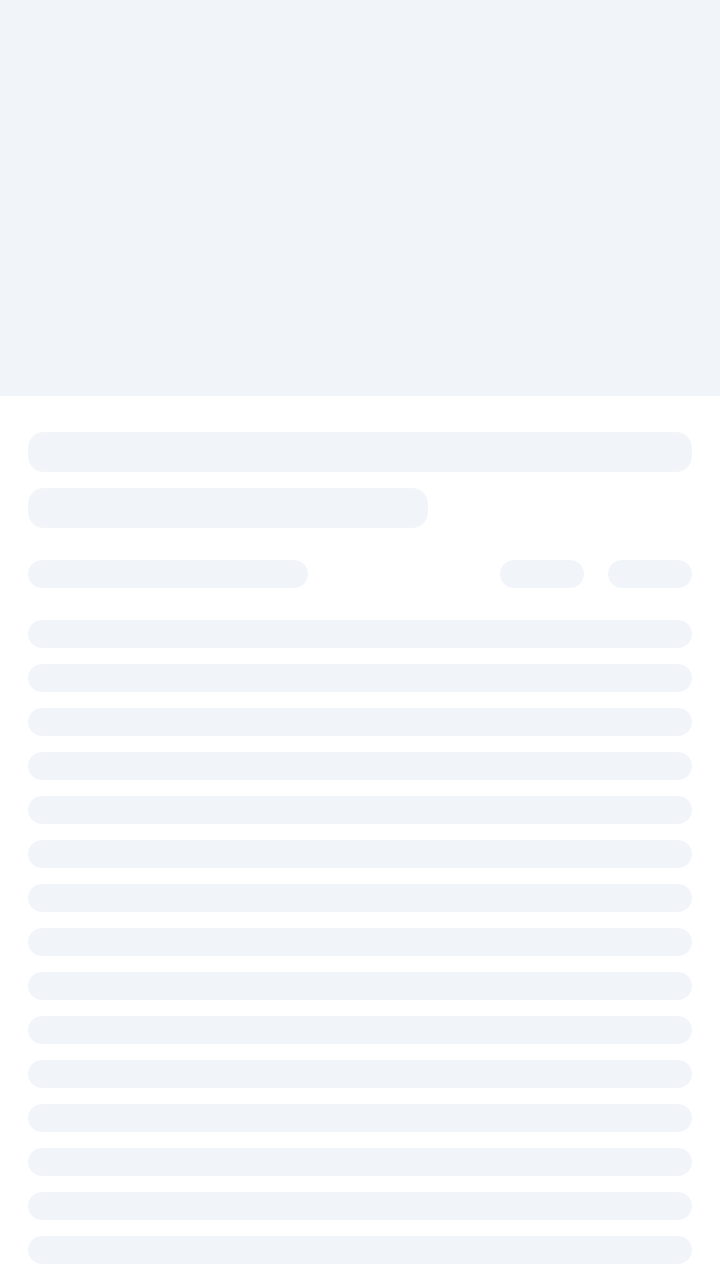
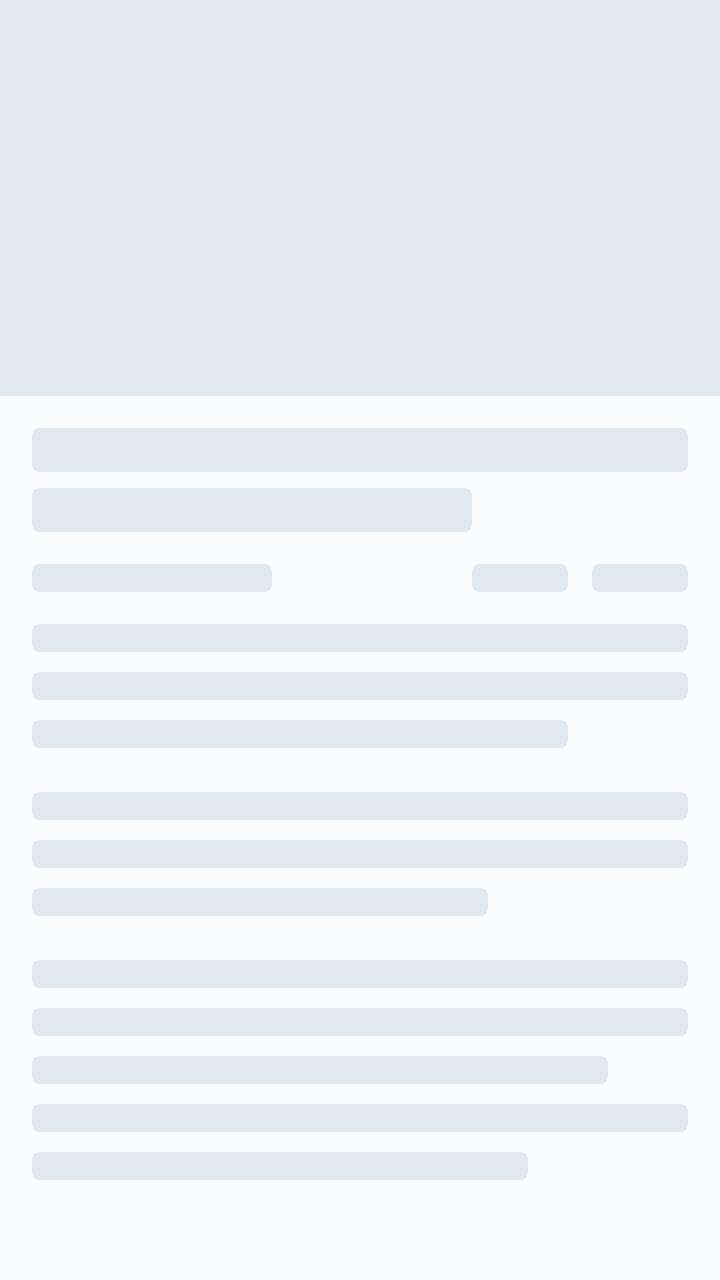

Screens rendered from an Android XML layout before and after an edit, with the pre-edit source and the edit as a unified diff.
<!-- AndroidManifest.xml: application theme AppTheme -->
<!-- res/layout/shimmer_post_detail.xml -->
<?xml version="1.0" encoding="utf-8"?>
<LinearLayout xmlns:android="http://schemas.android.com/apk/res/android"
    xmlns:app="http://schemas.android.com/apk/res-auto"
    android:layout_width="match_parent"
    android:layout_height="wrap_content"
    android:background="@color/color_white"
    android:orientation="vertical">

    <androidx.constraintlayout.widget.ConstraintLayout
        android:layout_width="match_parent"
        android:layout_height="wrap_content">

        <RelativeLayout
            android:layout_width="0dp"
            android:layout_height="0dp"
            app:layout_constraintDimensionRatio="@string/post_large_dimension_ratio"
            app:layout_constraintLeft_toLeftOf="parent"
            app:layout_constraintRight_toRightOf="parent"
            app:layout_constraintTop_toTopOf="parent">

            <View
                android:layout_width="match_parent"
                android:layout_height="match_parent"
                android:background="@color/color_grey_soft" />

        </RelativeLayout>

    </androidx.constraintlayout.widget.ConstraintLayout>

    <LinearLayout
        android:layout_width="match_parent"
        android:layout_height="wrap_content"
        android:layout_marginLeft="14dp"
        android:layout_marginTop="18dp"
        android:layout_marginRight="14dp"
        android:orientation="vertical">

        <View
            android:layout_width="match_parent"
            android:layout_height="20dp"
            android:background="@drawable/bg_shimmer" />

        <View
            android:layout_width="200dp"
            android:layout_height="20dp"
            android:layout_marginTop="8dp"
            android:background="@drawable/bg_shimmer" />

        <LinearLayout
            android:layout_width="match_parent"
            android:layout_height="wrap_content"
            android:layout_marginTop="16dp"
            android:gravity="center_vertical"
            android:orientation="horizontal">

            <View
                android:layout_width="140dp"
                android:layout_height="14dp"
                android:background="@drawable/bg_shimmer" />

            <View
                android:layout_width="0dp"
                android:layout_height="0dp"
                android:layout_weight="1"
                android:visibility="visible" />

            <LinearLayout
                android:layout_width="wrap_content"
                android:layout_height="wrap_content"
                android:layout_gravity="center_horizontal"
                android:layout_marginStart="8dp"
                android:layout_marginLeft="8dp"
                android:orientation="horizontal">

                <View
                    android:layout_width="42dp"
                    android:layout_height="14dp"
                    android:background="@drawable/bg_shimmer" />

                <View
                    android:layout_width="12dp"
                    android:layout_height="0dp" />

                <View
                    android:layout_width="42dp"
                    android:layout_height="14dp"
                    android:background="@drawable/bg_shimmer" />

            </LinearLayout>

        </LinearLayout>

    </LinearLayout>

    <LinearLayout
        android:layout_width="match_parent"
        android:layout_height="match_parent"
        android:layout_marginLeft="14dp"
        android:layout_marginTop="16dp"
        android:layout_marginRight="14dp"
        android:orientation="vertical">

        <View
            android:layout_width="match_parent"
            android:layout_height="14dp"
            android:layout_marginBottom="8dp"
            android:background="@drawable/bg_shimmer" />

        <View
            android:layout_width="match_parent"
            android:layout_height="14dp"
            android:layout_marginBottom="8dp"
            android:background="@drawable/bg_shimmer" />

        <View
            android:layout_width="match_parent"
            android:layout_height="14dp"
            android:layout_marginBottom="8dp"
            android:background="@drawable/bg_shimmer" />

        <View
            android:layout_width="match_parent"
            android:layout_height="14dp"
            android:layout_marginBottom="8dp"
            android:background="@drawable/bg_shimmer" />

        <View
            android:layout_width="match_parent"
            android:layout_height="14dp"
            android:layout_marginBottom="8dp"
            android:background="@drawable/bg_shimmer" />

        <View
            android:layout_width="match_parent"
            android:layout_height="14dp"
            android:layout_marginBottom="8dp"
            android:background="@drawable/bg_shimmer" />

        <View
            android:layout_width="match_parent"
            android:layout_height="14dp"
            android:layout_marginBottom="8dp"
            android:background="@drawable/bg_shimmer" />

        <View
            android:layout_width="match_parent"
            android:layout_height="14dp"
            android:layout_marginBottom="8dp"
            android:background="@drawable/bg_shimmer" />

        <View
            android:layout_width="match_parent"
            android:layout_height="14dp"
            android:layout_marginBottom="8dp"
            android:background="@drawable/bg_shimmer" />

        <View
            android:layout_width="match_parent"
            android:layout_height="14dp"
            android:layout_marginBottom="8dp"
            android:background="@drawable/bg_shimmer" />

        <View
            android:layout_width="match_parent"
            android:layout_height="14dp"
            android:layout_marginBottom="8dp"
            android:background="@drawable/bg_shimmer" />

        <View
            android:layout_width="match_parent"
            android:layout_height="14dp"
            android:layout_marginBottom="8dp"
            android:background="@drawable/bg_shimmer" />

        <View
            android:layout_width="match_parent"
            android:layout_height="14dp"
            android:layout_marginBottom="8dp"
            android:background="@drawable/bg_shimmer" />

        <View
            android:layout_width="match_parent"
            android:layout_height="14dp"
            android:layout_marginBottom="8dp"
            android:background="@drawable/bg_shimmer" />

        <View
            android:layout_width="match_parent"
            android:layout_height="14dp"
            android:layout_marginBottom="8dp"
            android:background="@drawable/bg_shimmer" />

        <View
            android:layout_width="match_parent"
            android:layout_height="14dp"
            android:layout_marginBottom="8dp"
            android:background="@drawable/bg_shimmer" />

        <View
            android:layout_width="match_parent"
            android:layout_height="14dp"
            android:layout_marginBottom="8dp"
            android:background="@drawable/bg_shimmer" />

        <View
            android:layout_width="match_parent"
            android:layout_height="14dp"
            android:layout_marginBottom="8dp"
            android:background="@drawable/bg_shimmer" />

        <View
            android:layout_width="match_parent"
            android:layout_height="14dp"
            android:layout_marginBottom="8dp"
            android:background="@drawable/bg_shimmer" />

        <View
            android:layout_width="match_parent"
            android:layout_height="14dp"
            android:layout_marginBottom="8dp"
            android:background="@drawable/bg_shimmer" />

        <View
            android:layout_width="match_parent"
            android:layout_height="14dp"
            android:layout_marginBottom="8dp"
            android:background="@drawable/bg_shimmer" />

        <View
            android:layout_width="match_parent"
            android:layout_height="14dp"
            android:layout_marginBottom="8dp"
            android:background="@drawable/bg_shimmer" />

        <View
            android:layout_width="match_parent"
            android:layout_height="14dp"
            android:layout_marginBottom="8dp"
            android:background="@drawable/bg_shimmer" />

    </LinearLayout>

</LinearLayout>
<!-- resources referenced by this layout -->
<resources>
  <color name="color_grey_soft">#F1F5F9</color>
  <color name="color_white">#FFFFFF</color>
  <!-- drawable bg_shimmer (drawable) -->
  <?xml version="1.0" encoding="utf-8"?>
  <shape xmlns:android="http://schemas.android.com/apk/res/android">
      <solid android:color="@color/color_grey_soft" />
      <corners android:radius="8dp" />
  </shape>
  <string name="post_large_dimension_ratio">H,2:1.1</string>
  <style name="AppTheme" parent="BaseTheme" />
  <color name="color_light_primary">#635BFF</color>
  <color name="color_light_status_bar">#635BFF</color>
  <color name="color_light_accent">#06B6D4</color>
  <color name="color_light_background">#F8FAFC</color>
  <style name="MyBottomNavigationView.Light" parent="Widget.Material3.BottomNavigationView">
          <item name="itemTextAppearanceActive">@style/BottomNavigationView.TextAppearance.Active</item>
          <item name="itemTextAppearanceInactive">@style/BottomNavigationView.TextAppearance.Active</item>
          <item name="backgroundTint">@null</item>
          <item name="itemActiveIndicatorStyle">@style/BottomNavigationView.Light.ActiveIndicator</item>
          <item name="itemPaddingTop">12dp</item>
          <item name="itemPaddingBottom">16dp</item>
          <item name="android:minHeight">80dp</item>
      </style>
  <style name="Material3AlertDialogDefault" parent="ThemeOverlay.Material3.MaterialAlertDialog">
          <item name="colorPrimary">@color/color_light_accent</item>
          <item name="backgroundTint">@color/color_light_background</item>
          <item name="colorSurface">@color/color_light_background</item>
          <item name="materialAlertDialogBodyTextStyle">@style/MaterialAlertDialog.App.Content.Text</item>
          <item name="buttonBarPositiveButtonStyle">@style/Widget.App.Button.Default</item>
          <item name="buttonBarNegativeButtonStyle">@style/Widget.App.Button.Default</item>
      </style>
  <style name="BottomNavigationView.TextAppearance.Active" parent="TextAppearance.MaterialComponents.Caption">
          <item name="android:textSize">15sp</item>
          <item name="android:textStyle">bold</item>
          <item name="fontFamily">@font/custom_font</item>
      </style>
  <style name="BottomNavigationView.Light.ActiveIndicator" parent="">
          <item name="android:width">64dp</item>
          <item name="android:height">32dp</item>
          <item name="marginHorizontal">4dp</item>
          <item name="shapeAppearance">@style/ShapeAppearance.Material3.Corner.Full</item>
          <item name="android:color">@color/color_light_active_indicator</item>
      </style>
  <style name="MaterialAlertDialog.App.Content.Text" parent="MaterialAlertDialog.Material3.Body.Text">
          <item name="android:textAppearance">?attr/textAppearanceBodyLarge</item>
      </style>
  <style name="Widget.App.Button.Default" parent="Widget.Material3.Button.TextButton.Dialog">
          <item name="android:textColor">@color/color_light_primary</item>
          <item name="android:textStyle">bold</item>
          <item name="android:textSize">@dimen/title_size_medium</item>
      </style>
  <color name="color_light_active_indicator">#EEF2FF</color>
  <dimen name="title_size_medium">16sp</dimen>
  <!-- unchanged entries left out for length: 1 -->
</resources>

<!-- the commit's change to res/layout/shimmer_post_detail.xml (unified diff, before → after) -->
@@ -3,90 +3,73 @@
     xmlns:app="http://schemas.android.com/apk/res-auto"
     android:layout_width="match_parent"
     android:layout_height="wrap_content"
-    android:background="@color/color_white"
+    android:background="@android:color/transparent"
     android:orientation="vertical">
 
     <androidx.constraintlayout.widget.ConstraintLayout
         android:layout_width="match_parent"
         android:layout_height="wrap_content">
 
-        <RelativeLayout
+        <View
             android:layout_width="0dp"
             android:layout_height="0dp"
+            android:background="@drawable/bg_shimmer"
             app:layout_constraintDimensionRatio="@string/post_large_dimension_ratio"
             app:layout_constraintLeft_toLeftOf="parent"
             app:layout_constraintRight_toRightOf="parent"
-            app:layout_constraintTop_toTopOf="parent">
-
-            <View
-                android:layout_width="match_parent"
-                android:layout_height="match_parent"
-                android:background="@color/color_grey_soft" />
-
-        </RelativeLayout>
+            app:layout_constraintTop_toTopOf="parent" />
 
     </androidx.constraintlayout.widget.ConstraintLayout>
 
     <LinearLayout
         android:layout_width="match_parent"
         android:layout_height="wrap_content"
-        android:layout_marginLeft="14dp"
-        android:layout_marginTop="18dp"
-        android:layout_marginRight="14dp"
+        android:layout_marginStart="@dimen/spacing_large"
+        android:layout_marginTop="@dimen/spacing_large"
+        android:layout_marginEnd="@dimen/spacing_large"
         android:orientation="vertical">
 
         <View
             android:layout_width="match_parent"
-            android:layout_height="20dp"
-            android:background="@drawable/bg_shimmer" />
+            android:layout_height="22dp"
+            android:background="@drawable/bg_shimmer_text" />
 
         <View
-            android:layout_width="200dp"
-            android:layout_height="20dp"
+            android:layout_width="220dp"
+            android:layout_height="22dp"
             android:layout_marginTop="8dp"
-            android:background="@drawable/bg_shimmer" />
+            android:background="@drawable/bg_shimmer_text" />
 
         <LinearLayout
             android:layout_width="match_parent"
             android:layout_height="wrap_content"
-            android:layout_marginTop="16dp"
+            android:layout_marginTop="@dimen/spacing_large"
             android:gravity="center_vertical"
             android:orientation="horizontal">
 
             <View
-                android:layout_width="140dp"
+                android:layout_width="120dp"
                 android:layout_height="14dp"
-                android:background="@drawable/bg_shimmer" />
+                android:background="@drawable/bg_shimmer_text" />
 
             <View
                 android:layout_width="0dp"
                 android:layout_height="0dp"
-                android:layout_weight="1"
-                android:visibility="visible" />
+                android:layout_weight="1" />
 
-            <LinearLayout
-                android:layout_width="wrap_content"
-                android:layout_height="wrap_content"
-                android:layout_gravity="center_horizontal"
-                android:layout_marginStart="8dp"
-                android:layout_marginLeft="8dp"
-                android:orientation="horizontal">
+            <View
+                android:layout_width="48dp"
+                android:layout_height="14dp"
+                android:background="@drawable/bg_shimmer_text" />
 
-                <View
-                    android:layout_width="42dp"
-                    android:layout_height="14dp"
-                    android:background="@drawable/bg_shimmer" />
+            <View
+                android:layout_width="12dp"
+                android:layout_height="0dp" />
 
-                <View
-                    android:layout_width="12dp"
-                    android:layout_height="0dp" />
-
-                <View
-                    android:layout_width="42dp"
-                    android:layout_height="14dp"
-                    android:background="@drawable/bg_shimmer" />
-
-            </LinearLayout>
+            <View
+                android:layout_width="48dp"
+                android:layout_height="14dp"
+                android:background="@drawable/bg_shimmer_text" />
 
         </LinearLayout>
 
@@ -94,149 +77,83 @@
 
     <LinearLayout
         android:layout_width="match_parent"
-        android:layout_height="match_parent"
-        android:layout_marginLeft="14dp"
-        android:layout_marginTop="16dp"
-        android:layout_marginRight="14dp"
+        android:layout_height="wrap_content"
+        android:layout_marginStart="@dimen/spacing_large"
+        android:layout_marginTop="@dimen/spacing_large"
+        android:layout_marginEnd="@dimen/spacing_large"
         android:orientation="vertical">
 
         <View
             android:layout_width="match_parent"
             android:layout_height="14dp"
-            android:layout_marginBottom="8dp"
-            android:background="@drawable/bg_shimmer" />
+            android:layout_marginBottom="10dp"
+            android:background="@drawable/bg_shimmer_text" />
 
         <View
             android:layout_width="match_parent"
             android:layout_height="14dp"
-            android:layout_marginBottom="8dp"
-            android:background="@drawable/bg_shimmer" />
+            android:layout_marginBottom="10dp"
+            android:background="@drawable/bg_shimmer_text" />
 
         <View
             android:layout_width="match_parent"
             android:layout_height="14dp"
-            android:layout_marginBottom="8dp"
-            android:background="@drawable/bg_shimmer" />
+            android:layout_marginBottom="10dp"
+            android:layout_marginEnd="60dp"
+            android:background="@drawable/bg_shimmer_text" />
 
         <View
             android:layout_width="match_parent"
             android:layout_height="14dp"
-            android:layout_marginBottom="8dp"
-            android:background="@drawable/bg_shimmer" />
+            android:layout_marginTop="12dp"
+            android:layout_marginBottom="10dp"
+            android:background="@drawable/bg_shimmer_text" />
 
         <View
             android:layout_width="match_parent"
             android:layout_height="14dp"
-            android:layout_marginBottom="8dp"
-            android:background="@drawable/bg_shimmer" />
+            android:layout_marginBottom="10dp"
+            android:background="@drawable/bg_shimmer_text" />
 
         <View
             android:layout_width="match_parent"
             android:layout_height="14dp"
-            android:layout_marginBottom="8dp"
-            android:background="@drawable/bg_shimmer" />
+            android:layout_marginBottom="10dp"
+            android:layout_marginEnd="100dp"
+            android:background="@drawable/bg_shimmer_text" />
 
         <View
             android:layout_width="match_parent"
             android:layout_height="14dp"
-            android:layout_marginBottom="8dp"
-            android:background="@drawable/bg_shimmer" />
+            android:layout_marginTop="12dp"
+            android:layout_marginBottom="10dp"
+            android:background="@drawable/bg_shimmer_text" />
 
         <View
             android:layout_width="match_parent"
             android:layout_height="14dp"
-            android:layout_marginBottom="8dp"
-            android:background="@drawable/bg_shimmer" />
+            android:layout_marginBottom="10dp"
+            android:background="@drawable/bg_shimmer_text" />
 
         <View
             android:layout_width="match_parent"
             android:layout_height="14dp"
-            android:layout_marginBottom="8dp"
-            android:background="@drawable/bg_shimmer" />
+            android:layout_marginBottom="10dp"
+            android:layout_marginEnd="40dp"
+            android:background="@drawable/bg_shimmer_text" />
 
         <View
             android:layout_width="match_parent"
             android:layout_height="14dp"
-            android:layout_marginBottom="8dp"
-            android:background="@drawable/bg_shimmer" />
+            android:layout_marginBottom="10dp"
+            android:background="@drawable/bg_shimmer_text" />
 
         <View
             android:layout_width="match_parent"
             android:layout_height="14dp"
-            android:layout_marginBottom="8dp"
-            android:background="@drawable/bg_shimmer" />
-
-        <View
-            android:layout_width="match_parent"
-            android:layout_height="14dp"
-            android:layout_marginBottom="8dp"
-            android:background="@drawable/bg_shimmer" />
-
-        <View
-            android:layout_width="match_parent"
-            android:layout_height="14dp"
-            android:layout_marginBottom="8dp"
-            android:background="@drawable/bg_shimmer" />
-
-        <View
-            android:layout_width="match_parent"
-            android:layout_height="14dp"
-            android:layout_marginBottom="8dp"
-            android:background="@drawable/bg_shimmer" />
-
-        <View
-            android:layout_width="match_parent"
-            android:layout_height="14dp"
-            android:layout_marginBottom="8dp"
-            android:background="@drawable/bg_shimmer" />
-
-        <View
-            android:layout_width="match_parent"
-            android:layout_height="14dp"
-            android:layout_marginBottom="8dp"
-            android:background="@drawable/bg_shimmer" />
-
-        <View
-            android:layout_width="match_parent"
-            android:layout_height="14dp"
-            android:layout_marginBottom="8dp"
-            android:background="@drawable/bg_shimmer" />
-
-        <View
-            android:layout_width="match_parent"
-            android:layout_height="14dp"
-            android:layout_marginBottom="8dp"
-            android:background="@drawable/bg_shimmer" />
-
-        <View
-            android:layout_width="match_parent"
-            android:layout_height="14dp"
-            android:layout_marginBottom="8dp"
-            android:background="@drawable/bg_shimmer" />
-
-        <View
-            android:layout_width="match_parent"
-            android:layout_height="14dp"
-            android:layout_marginBottom="8dp"
-            android:background="@drawable/bg_shimmer" />
-
-        <View
-            android:layout_width="match_parent"
-            android:layout_height="14dp"
-            android:layout_marginBottom="8dp"
-            android:background="@drawable/bg_shimmer" />
-
-        <View
-            android:layout_width="match_parent"
-            android:layout_height="14dp"
-            android:layout_marginBottom="8dp"
-            android:background="@drawable/bg_shimmer" />
-
-        <View
-            android:layout_width="match_parent"
-            android:layout_height="14dp"
-            android:layout_marginBottom="8dp"
-            android:background="@drawable/bg_shimmer" />
+            android:layout_marginBottom="10dp"
+            android:layout_marginEnd="80dp"
+            android:background="@drawable/bg_shimmer_text" />
 
     </LinearLayout>
 
<!-- resource entries referenced after the edit -->
@@ -1,27 +1,34 @@
 <!-- resources referenced by this layout -->
 <resources>
-  <color name="color_grey_soft">#F1F5F9</color>
-  <color name="color_white">#FFFFFF</color>
+  <dimen name="spacing_large">16dp</dimen>
   <!-- drawable bg_shimmer (drawable) -->
   <?xml version="1.0" encoding="utf-8"?>
   <shape xmlns:android="http://schemas.android.com/apk/res/android">
-      <solid android:color="@color/color_grey_soft" />
-      <corners android:radius="8dp" />
+      <solid android:color="@color/color_shimmer" />
+  </shape>
+  <!-- drawable bg_shimmer_text (drawable) -->
+  <?xml version="1.0" encoding="utf-8"?>
+  <shape xmlns:android="http://schemas.android.com/apk/res/android">
+      <solid android:color="@color/color_shimmer" />
+      <corners android:radius="4dp" />
   </shape>
   <string name="post_large_dimension_ratio">H,2:1.1</string>
   <style name="AppTheme" parent="BaseTheme" />
-  <color name="color_light_primary">#635BFF</color>
-  <color name="color_light_status_bar">#635BFF</color>
-  <color name="color_light_accent">#06B6D4</color>
+  <color name="color_shimmer">#E2E8F0</color>
+  <color name="color_light_primary">#007AFF</color>
+  <color name="color_light_status_bar">#F8FAFC</color>
+  <color name="color_light_accent">#00C7BE</color>
   <color name="color_light_background">#F8FAFC</color>
   <style name="MyBottomNavigationView.Light" parent="Widget.Material3.BottomNavigationView">
           <item name="itemTextAppearanceActive">@style/BottomNavigationView.TextAppearance.Active</item>
           <item name="itemTextAppearanceInactive">@style/BottomNavigationView.TextAppearance.Active</item>
           <item name="backgroundTint">@null</item>
+          <item name="itemIconTint">@color/nav_item_icon_tint</item>
+          <item name="itemTextColor">@color/nav_item_text_tint</item>
           <item name="itemActiveIndicatorStyle">@style/BottomNavigationView.Light.ActiveIndicator</item>
-          <item name="itemPaddingTop">12dp</item>
-          <item name="itemPaddingBottom">16dp</item>
-          <item name="android:minHeight">80dp</item>
+          <item name="itemPaddingTop">8dp</item>
+          <item name="itemPaddingBottom">8dp</item>
+          <item name="android:minHeight">58dp</item>
       </style>
   <style name="Material3AlertDialogDefault" parent="ThemeOverlay.Material3.MaterialAlertDialog">
           <item name="colorPrimary">@color/color_light_accent</item>
@@ -37,11 +44,11 @@
           <item name="fontFamily">@font/custom_font</item>
       </style>
   <style name="BottomNavigationView.Light.ActiveIndicator" parent="">
-          <item name="android:width">64dp</item>
-          <item name="android:height">32dp</item>
+          <item name="android:width">44dp</item>
+          <item name="android:height">44dp</item>
           <item name="marginHorizontal">4dp</item>
           <item name="shapeAppearance">@style/ShapeAppearance.Material3.Corner.Full</item>
-          <item name="android:color">@color/color_light_active_indicator</item>
+          <item name="android:color">#007AFF</item>
       </style>
   <style name="MaterialAlertDialog.App.Content.Text" parent="MaterialAlertDialog.Material3.Body.Text">
           <item name="android:textAppearance">?attr/textAppearanceBodyLarge</item>
@@ -51,8 +58,7 @@
           <item name="android:textStyle">bold</item>
           <item name="android:textSize">@dimen/title_size_medium</item>
       </style>
-  <color name="color_light_active_indicator">#EEF2FF</color>
-  <dimen name="title_size_medium">16sp</dimen>
+  <dimen name="title_size_medium">15sp</dimen>
   <!-- unchanged entries left out for length: 1 -->
 </resources>
 
